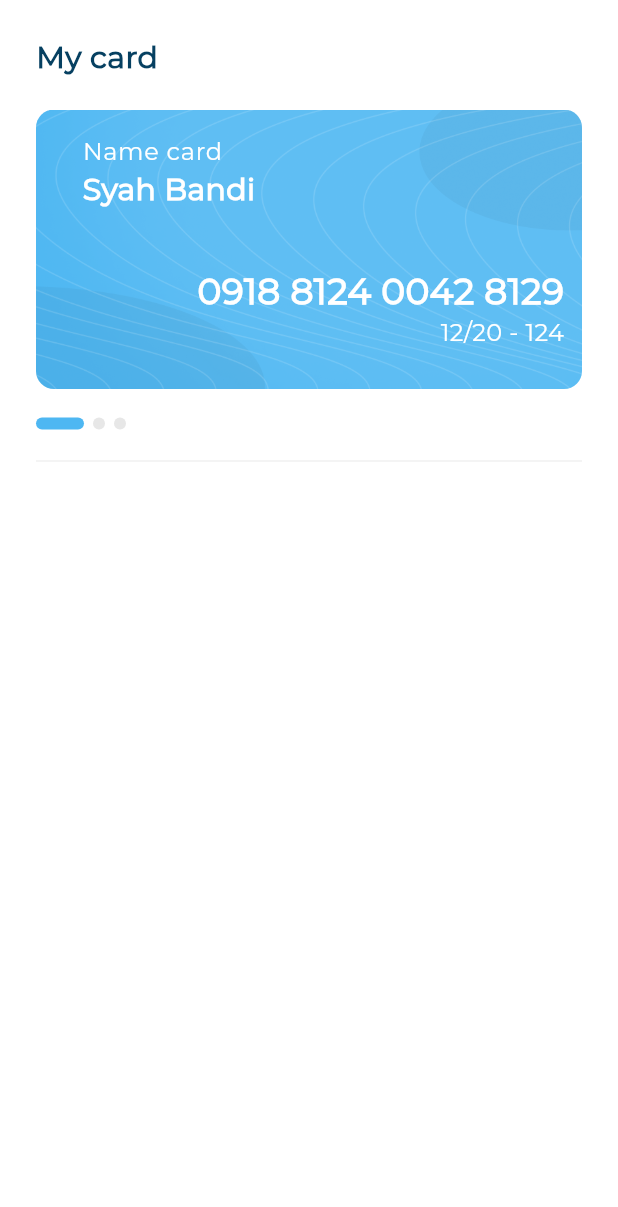
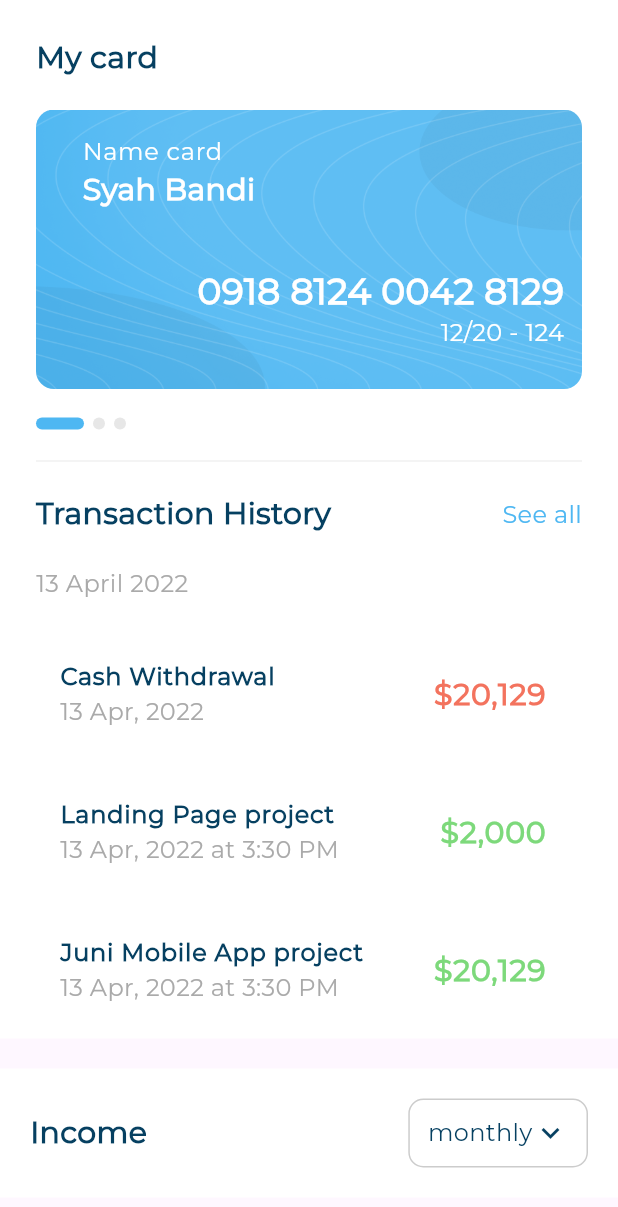
Before and after one commit to mostafaali2002/adaptive_responsive_ui, a Flutter app: the MyCardAndTransactionAndIncomSections widget shown alone on an empty page, opened directly, on a phone screen of 412 x 824 dp. Shown: the top 1207 px of the screen. Run offline on Flutter 3.47's test engine with Material 3 defaults, Android fonts, the light colour scheme and no system bars; drawn by our look-alikes of expandable_page_view; our stand-ins replace flutter_svg.

Commit message:
finish transaction section

```diff
--- /dev/null
+++ b/lib/models/transaction_model.dart
@@ -0,0 +1,27 @@
+class TransactionModel {
+  final String title, subtitle, trail;
+  final int color;
+
+  const TransactionModel({
+    required this.title,
+    required this.subtitle,
+    required this.trail,
+    this.color = 0xff7DD97B,
+  });
+}
+
+List<TransactionModel> transactionItem = const [
+  TransactionModel(
+      title: "Cash Withdrawal",
+      subtitle: "13 Apr, 2022 ",
+      trail: r"$20,129",
+      color: 0xffF3735E),
+  TransactionModel(
+      title: "Landing Page project",
+      subtitle: "13 Apr, 2022 at 3:30 PM ",
+      trail: r"$2,000"),
+  TransactionModel(
+      title: "Juni Mobile App project",
+      subtitle: "13 Apr, 2022 at 3:30 PM",
+      trail: r"$20,129"),
+];
--- /dev/null
+++ b/lib/widgets/income_section.dart
@@ -0,0 +1,18 @@
+import 'package:adaptive_responsive_ui/widgets/all_expenses_header.dart';
+import 'package:flutter/material.dart';
+
+class IncomeSection extends StatelessWidget {
+  const IncomeSection({super.key});
+
+  @override
+  Widget build(BuildContext context) {
+    return Container(
+      color: Colors.white,
+      child: const Column(
+        children: [
+          AllExpensesHeader(header: "Income", monthly: "monthly"),
+        ],
+      ),
+    );
+  }
+}
--- a/lib/widgets/monthly_header.dart
+++ b/lib/widgets/monthly_header.dart
@@ -18,7 +18,7 @@ class MonthlyHeader extends StatelessWidget {
           border: Border.all(color: Colors.black.withOpacity(0.2))),
       child: Padding(
         padding:
-            const EdgeInsets.only(top: 14, bottom: 14, right: 12, left: 12),
+            const EdgeInsets.only(top: 10, bottom: 10, right: 12, left: 12),
         child: Row(
           children: [
             Text(
--- a/lib/widgets/my_card_and_transaction_and_incom_sections.dart
+++ b/lib/widgets/my_card_and_transaction_and_incom_sections.dart
@@ -1,6 +1,5 @@
-import 'package:adaptive_responsive_ui/utils/app_style.dart';
-import 'package:adaptive_responsive_ui/widgets/dots.dart';
-import 'package:adaptive_responsive_ui/widgets/my_card_page_view.dart';
+import 'package:adaptive_responsive_ui/widgets/income_section.dart';
+import 'package:adaptive_responsive_ui/widgets/mycard_and_transaction_section.dart';
 import 'package:flutter/material.dart';
 
 class MyCardAndTransactionAndIncomSections extends StatefulWidget {
@@ -29,32 +28,13 @@ class _MyCardAndTransactionAndIncomSectionsState
 
   @override
   Widget build(BuildContext context) {
-    return Container(
-      color: Colors.white,
-      child: Padding(
-        padding: EdgeInsets.symmetric(horizontal: 24),
-        child: Column(
-          crossAxisAlignment: CrossAxisAlignment.start,
-          children: [
-            SizedBox(height: 24),
-            Text(
-              "My card",
-              style: AppStyle.kStyleSemiBold20,
-            ),
-            SizedBox(height: 20),
-            MyCardPageView(pageController: pageController),
-            SizedBox(height: 19),
-            Dots(
-              currentpage: currentPage,
-            ),
-            SizedBox(height: 20),
-            Divider(
-              height: 2,
-              color: Color(0xffF1F1F1),
-            ),
-          ],
-        ),
-      ),
+    return Column(
+      children: [
+        MyCardAndTransactionSection(
+            pageController: pageController, currentPage: currentPage),
+        SizedBox(height: 20),
+        IncomeSection(),
+      ],
     );
   }
 }
--- /dev/null
+++ b/lib/widgets/my_card_section.dart
@@ -0,0 +1,34 @@
+import 'package:adaptive_responsive_ui/utils/app_style.dart';
+import 'package:adaptive_responsive_ui/widgets/dots.dart';
+import 'package:adaptive_responsive_ui/widgets/my_card_page_view.dart';
+import 'package:flutter/material.dart';
+
+class MyCardSection extends StatelessWidget {
+  const MyCardSection({
+    super.key,
+    required this.pageController,
+    required this.currentPage,
+  });
+
+  final PageController pageController;
+  final int currentPage;
+
+  @override
+  Widget build(BuildContext context) {
+    return Column(
+      crossAxisAlignment: CrossAxisAlignment.start,
+      children: [
+        const Text(
+          "My card",
+          style: AppStyle.kStyleSemiBold20,
+        ),
+        const SizedBox(height: 20),
+        MyCardPageView(pageController: pageController),
+        const SizedBox(height: 19),
+        Dots(
+          currentpage: currentPage,
+        ),
+      ],
+    );
+  }
+}
--- /dev/null
+++ b/lib/widgets/mycard_and_transaction_section.dart
@@ -0,0 +1,39 @@
+import 'package:adaptive_responsive_ui/widgets/my_card_section.dart';
+import 'package:adaptive_responsive_ui/widgets/transaction_history_section.dart';
+import 'package:flutter/material.dart';
+
+class MyCardAndTransactionSection extends StatelessWidget {
+  const MyCardAndTransactionSection({
+    super.key,
+    required this.pageController,
+    required this.currentPage,
+  });
+
+  final PageController pageController;
+  final int currentPage;
+
+  @override
+  Widget build(BuildContext context) {
+    return Container(
+      color: Colors.white,
+      child: Padding(
+        padding: const EdgeInsets.symmetric(horizontal: 24),
+        child: Column(
+          crossAxisAlignment: CrossAxisAlignment.start,
+          children: [
+            SizedBox(height: 24),
+            MyCardSection(
+                pageController: pageController, currentPage: currentPage),
+            SizedBox(height: 20),
+            Divider(
+              height: 2,
+              color: Color(0xffF1F1F1),
+            ),
+            SizedBox(height: 20),
+            TransactionHistorySection(),
+          ],
+        ),
+      ),
+    );
+  }
+}
--- /dev/null
+++ b/lib/widgets/transaction_history_header.dart
@@ -0,0 +1,26 @@
+import 'package:adaptive_responsive_ui/utils/app_style.dart';
+import 'package:flutter/material.dart';
+
+class TransactionHistoryHeader extends StatelessWidget {
+  const TransactionHistoryHeader({
+    super.key,
+  });
+
+  @override
+  Widget build(BuildContext context) {
+    return Row(
+      mainAxisAlignment: MainAxisAlignment.spaceBetween,
+      children: [
+        const Text(
+          "Transaction History",
+          style: AppStyle.kStyleSemiBold20,
+        ),
+        Text(
+          "See all",
+          style:
+              AppStyle.kStyleMeduim16.copyWith(color: const Color(0xff4EB7F2)),
+        )
+      ],
+    );
+  }
+}
--- /dev/null
+++ b/lib/widgets/transaction_history_section.dart
@@ -0,0 +1,25 @@
+import 'package:adaptive_responsive_ui/utils/app_style.dart';
+import 'package:adaptive_responsive_ui/widgets/transaction_history_header.dart';
+import 'package:adaptive_responsive_ui/widgets/transcation_history_list.dart';
+import 'package:flutter/material.dart';
+
+class TransactionHistorySection extends StatelessWidget {
+  const TransactionHistorySection({super.key});
+
+  @override
+  Widget build(BuildContext context) {
+    return Column(
+      crossAxisAlignment: CrossAxisAlignment.start,
+      children: [
+        TransactionHistoryHeader(),
+        SizedBox(height: 20),
+        Text(
+          "13 April 2022",
+          style: AppStyle.kStyleMeduim16.copyWith(color: Color(0xffAAAAAA)),
+        ),
+        SizedBox(height: 16),
+        TransactionHistoryList(),
+      ],
+    );
+  }
+}
--- /dev/null
+++ b/lib/widgets/transaction_list_tile.dart
@@ -0,0 +1,31 @@
+import 'package:adaptive_responsive_ui/models/transaction_model.dart';
+import 'package:adaptive_responsive_ui/utils/app_style.dart';
+import 'package:flutter/material.dart';
+
+class TransactionListTile extends StatelessWidget {
+  const TransactionListTile({
+    super.key,
+    required this.transactionModel,
+  });
+  final TransactionModel transactionModel;
+  @override
+  Widget build(BuildContext context) {
+    return ListTile(
+      title: Text(
+        transactionModel.title,
+        style: AppStyle.kStyleSemiBold16,
+      ),
+      subtitle: Text(
+        transactionModel.subtitle,
+        style: AppStyle.kStyleReguler16.copyWith(
+          color: const Color(0xffAAAAAA),
+        ),
+      ),
+      trailing: Text(
+        transactionModel.trail,
+        style: AppStyle.kStyleSemiBold20
+            .copyWith(color: Color(transactionModel.color)),
+      ),
+    );
+  }
+}
--- /dev/null
+++ b/lib/widgets/transcation_history_list.dart
@@ -0,0 +1,21 @@
+import 'package:adaptive_responsive_ui/models/transaction_model.dart';
+import 'package:adaptive_responsive_ui/widgets/transaction_list_tile.dart';
+import 'package:flutter/material.dart';
+
+class TransactionHistoryList extends StatelessWidget {
+  const TransactionHistoryList({super.key});
+
+  @override
+  Widget build(BuildContext context) {
+    return Column(
+      children: List.generate(
+          transactionItem.length,
+          (index) => Padding(
+                padding: const EdgeInsets.symmetric(vertical: 10),
+                child: TransactionListTile(
+                  transactionModel: transactionItem[index],
+                ),
+              )),
+    );
+  }
+}
```
